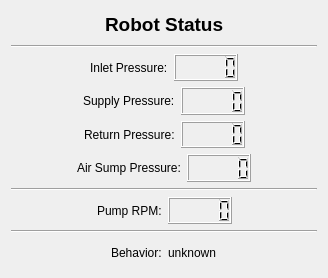
Qt form software/ddapp/src/app/ddRobotStatus.ui (openhumanoids/oh-distro) before a commit.
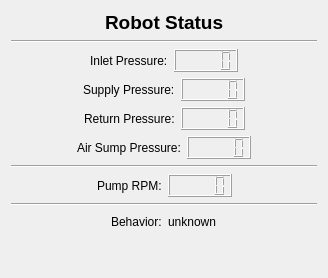
The same form after that commit.

Commit message: Small progress on the status panel.

The edit to the form file:
```diff
--- a/software/ddapp/src/app/ddRobotStatus.ui
+++ b/software/ddapp/src/app/ddRobotStatus.ui
@@ -316,6 +316,19 @@
      </item>
     </layout>
    </item>
+   <item>
+    <spacer name="verticalSpacer">
+     <property name="orientation">
+      <enum>Qt::Vertical</enum>
+     </property>
+     <property name="sizeHint" stdset="0">
+      <size>
+       <width>20</width>
+       <height>40</height>
+      </size>
+     </property>
+    </spacer>
+   </item>
   </layout>
   <zorder>horizontalLayoutWidget</zorder>
   <zorder>RobotStatus</zorder>
```
Left out of the diff: 1 changed line with no effect on the pictures. The commit also changes 1 other file.
